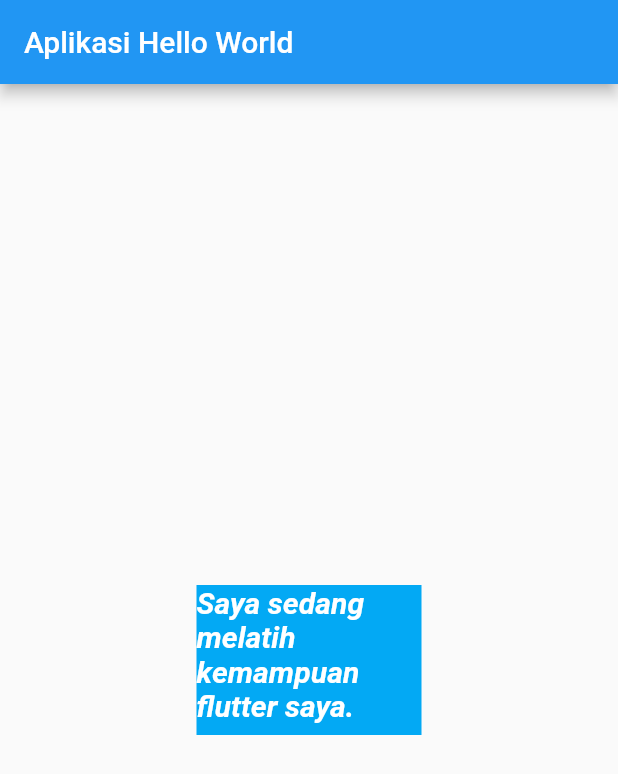
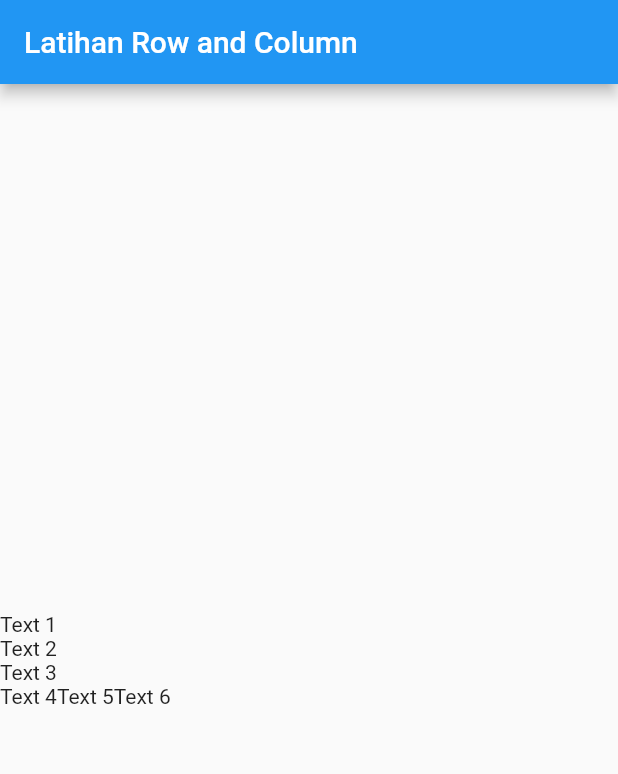
Before and after one commit to bagashyt/flutter_learndart, a Flutter app: the screen it shows after launch, on a phone screen of 412 x 824 dp. Shown: the top 774 px of the screen. Run offline on Flutter 3.47's test engine with Material 2 defaults, Android fonts, the phone set to English and light mode, and no system bars.

Commit message:
learn row and coloumn

```diff
--- a/lib/main.dart
+++ b/lib/main.dart
@@ -9,22 +9,23 @@ class MyApp extends StatelessWidget {
   Widget build(BuildContext context) {
     return MaterialApp(
       home: Scaffold(
-        appBar: AppBar(
-          title: Text("Aplikasi Hello World"),
+        appBar: AppBar( title: Text("Latihan Row and Column"),),
+        body: Column(
+          mainAxisAlignment: MainAxisAlignment.center,
+          crossAxisAlignment: CrossAxisAlignment.start,
+          children: <Widget>[
+            Text("Text 1"),
+            Text("Text 2"),
+            Text("Text 3"),
+            Row(
+              children: <Widget>[
+                Text("Text 4"),
+                Text("Text 5"),
+                Text("Text 6")
+              ],
+            )
+          ],
         ),
-        body: Center(
-            child: Container(
-                color: Colors.lightBlue,
-                width: 150,
-                height: 100,
-                child: Text(
-                  "Saya sedang melatih kemampuan flutter saya.",
-                  style: TextStyle(
-                      color: Colors.white,
-                      fontStyle: FontStyle.italic,
-                      fontWeight: FontWeight.w700,
-                      fontSize: 20),
-                ))),
       ),
     );
   }
```
